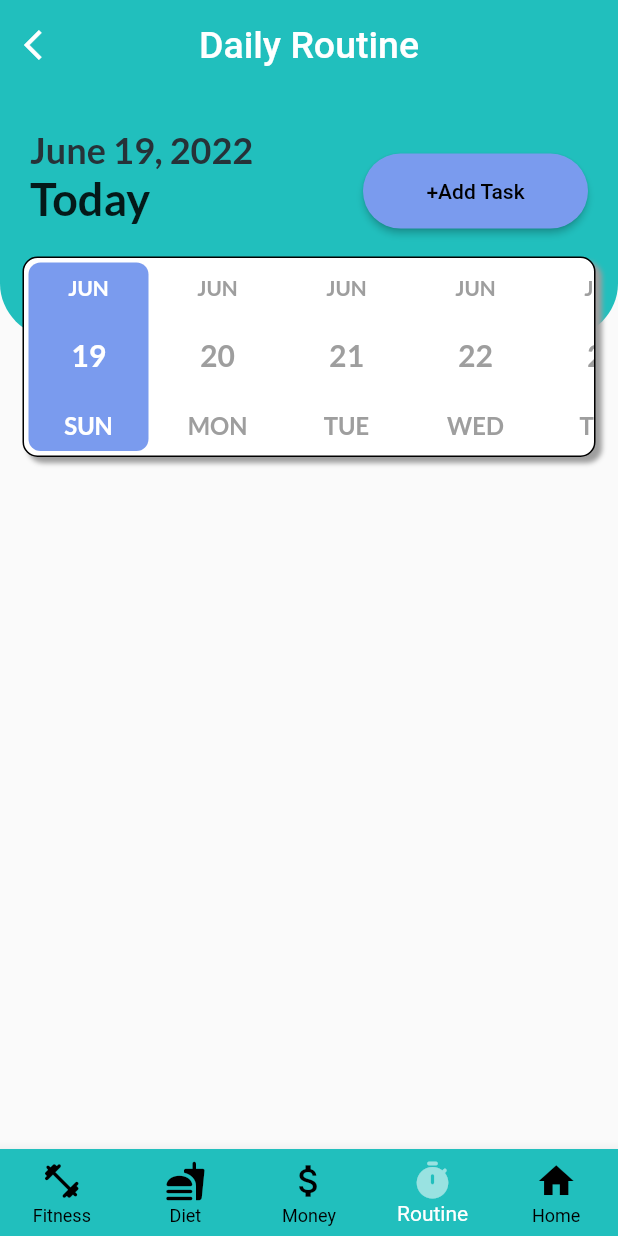
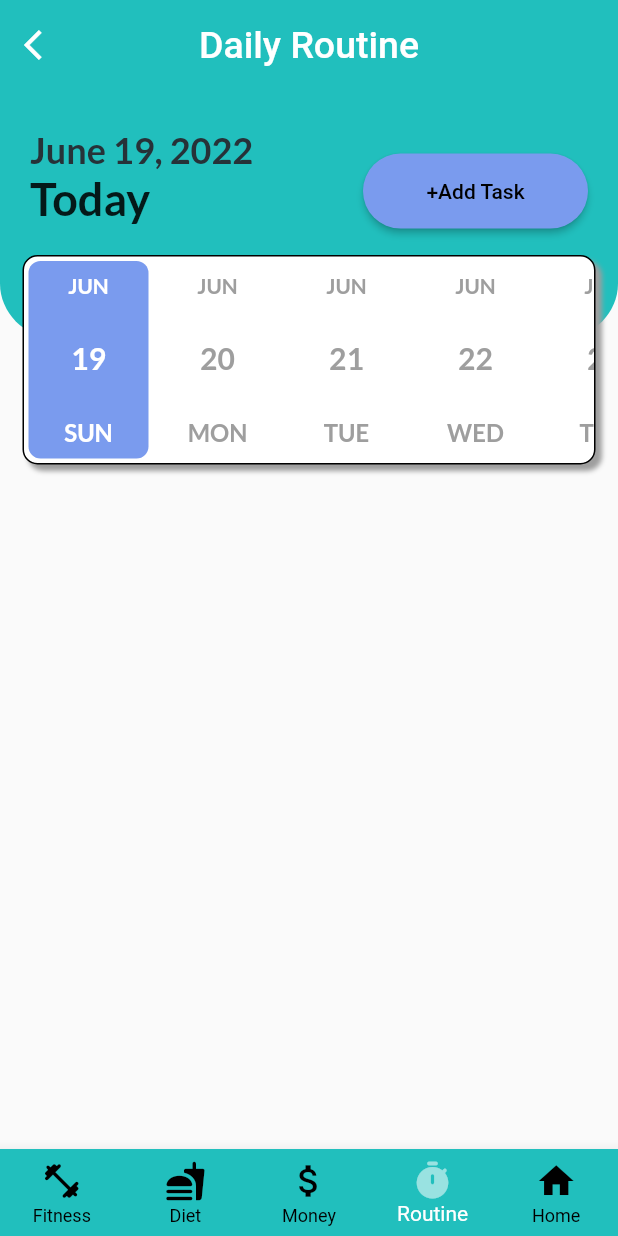
Before and after one commit to mohitKhairnar/One-Track-Final, a Flutter app: the RoutinePage screen opened directly, on a phone screen of 412 x 824 dp. Run offline on Flutter 3.47's test engine with Material 2 defaults, Android fonts, the phone set to English and light mode, and no system bars; drawn by our look-alikes of date_picker_timeline; our stand-ins replace cloud_firestore, firebase_auth, firebase_core, flutter_local_notifications, fluttertoast, google_fonts and 2 more; missing offline and left inert: email_auth, flutter_ringtone_player, icon_decoration; accounts and stored records are empty.

Commit message:
Routine firebase complete

```diff
--- /dev/null
+++ b/lib/Screens/Routine_pages/notification_api.dart
@@ -0,0 +1,42 @@
+import 'package:flutter_local_notifications/flutter_local_notifications.dart';
+import 'package:rxdart/rxdart.dart';
+
+class NotificationApi{
+  static final _notifications = FlutterLocalNotificationsPlugin();
+  static final onNotifications = BehaviorSubject<String?>();
+  static Future _notificationDetails() async{
+    return NotificationDetails(
+      android: AndroidNotificationDetails(
+        'your channel id',
+        'your channel name',
+          'your channel description',
+          importance: Importance.max,
+      ),
+      iOS: IOSNotificationDetails(),
+    );
+  }
+  static Future init({bool initScheduled = false})async{
+    final settings = InitializationSettings(
+        android: AndroidInitializationSettings("OneTrack"),
+    iOS: IOSInitializationSettings());
+    await _notifications.initialize(
+      settings,
+      onSelectNotification: ((payload) async{
+        onNotifications.add(payload);
+      })
+    );
+  }
+  static Future showNotification({
+  int id = 0,
+  String? title,
+  String? body,
+  String? payload,
+})async=>
+      _notifications.show(
+        id,
+        title,
+        body,
+        await _notificationDetails(),
+        payload: payload,
+      );
+}
--- a/lib/Screens/routine.dart
+++ b/lib/Screens/routine.dart
@@ -16,8 +16,10 @@ import 'Routine_pages/add_task_bar.dart';
 import 'Routine_pages/list_item.dart';
 import 'Routine_pages/list_item_widget.dart';
 import 'Routine_pages/list_items.dart';
+import 'Routine_pages/notification_api.dart';
 import 'fitnessPage.dart';
 import 'moneyPage.dart';
+import 'package:intl/intl.dart';
 
 TextStyle get subHeadingStyle{
   return GoogleFonts.lato(
@@ -47,6 +49,7 @@ class RoutinePage extends StatefulWidget {
 }
 
 class _RoutinePageState extends State<RoutinePage> {
+
   final Stream<QuerySnapshot> tasksStream  = FirebaseFirestore.instance.collection('tasks').snapshots();
   final List<ListItem> items = List.from(listItems);
   final listKey = GlobalKey<AnimatedListState>();
@@ -60,18 +63,34 @@ class _RoutinePageState extends State<RoutinePage> {
   String undoNote = "";
   String undoStartTime = "";
   String undoEndTime = "";
+  String dbdate = "";
+  int dbcheckIconColor = 0;
+  String ffilter = "";
+  String repeat = "";
+  bool enableInfo = true;
   Color _iconColor = Colors.white;
   @override
   void initState() {
     super.initState();
+    NotificationApi.init();
+    listenNotifications();
   }
+  void listenNotifications()=>
+    NotificationApi.onNotifications.stream.listen(onClickedNotification);
+  void onClickedNotification(String? payload)=>
+    Navigator.of(context).push(MaterialPageRoute(
+      builder: (context)=> AddTaskPage(),
+    ));
   CollectionReference tasks  = FirebaseFirestore.instance.collection('tasks');
   Future<void>deleteTask(id){
-
-    return tasks.doc(id).delete().then((value)=>print('User deleted')).catchError((error)=>print('Faield to delete user: $error'));;
+      enableInfo = true;
+    return tasks.doc(id).delete().then((value)=>print('User deleted')).catchError((error)=>print('Faield to delete user: $error'));
   }
   Future<void>undoTask(id)async {
-    return tasks.add({'title':undoTitle,'note':undoNote,'startTime':undoStartTime,'endTime':undoEndTime,'selectedColor':undoColor})
+    setState(() {
+      enableInfo = false;
+    });
+    return tasks.add({'title':undoTitle,'note':undoNote,'startTime':undoStartTime,'endTime':undoEndTime,'selectedColor':undoColor,'checkIconColor':dbcheckIconColor,'date':dbdate,'enable':enableInfo,'repeat':repeat})
         .then((value) => print("task added")).catchError((error)=>print('Failed to add task'));
   }
   Future<void>changeColor(int colorValue)async {
@@ -180,6 +199,14 @@ class _RoutinePageState extends State<RoutinePage> {
                                       MaterialPageRoute(builder: (
                                           context) => const AddTaskPage()),);
                                    },
+                                  onLongPress: () =>{
+                                    NotificationApi.showNotification(
+                                      title: "Mohit",
+                                      body: "Adwait",
+                                      payload: "Ayush"
+                                    ),
+
+                                  },
                                 ),
                               ),
                             ],
@@ -188,8 +215,8 @@ class _RoutinePageState extends State<RoutinePage> {
 
                       ),
                       Positioned(
-                        top: 111,
-                        bottom: 30,
+                        top: 110,
+                        bottom:25,
                         left: 0,
                         right: 0,
 
@@ -243,7 +270,11 @@ class _RoutinePageState extends State<RoutinePage> {
                                 ),
                               ),
                               onDateChange: (date) {
+                                setState(() {
                                   _selectedDate = date;
+                                  ffilter = DateFormat('yyyy-MM-dd').format(_selectedDate).toString();
+                                  print(ffilter);
+                                });
                               },
                             ),
                           ),
@@ -251,13 +282,17 @@ class _RoutinePageState extends State<RoutinePage> {
                         ),
                       ),
                     ],
-
                   ),
 
                 ),
+                SizedBox(
+                  height: 0,
+                ),
                 for(var i = 0;i<storedocs.length;i++)...[
+                  if(DateFormat('yyyy-MM-dd').format(_selectedDate).toString()==storedocs[i]['date'] || storedocs[i]['repeat']=='Daily')
                     Container(
                       child: Container(
+                        margin: EdgeInsets.all(4),
                         padding: EdgeInsets.all(10),
                         height: 170.0,
                         width: 350.0,
@@ -291,7 +326,13 @@ class _RoutinePageState extends State<RoutinePage> {
                                       fontWeight: FontWeight.bold,
                                       color: Colors.white,
                                     ),),
-
+                                  // Text(
+                                  //   storedocs[i]['date'],
+                                  //   style: TextStyle(
+                                  //     color: Colors.white,
+                                  //     fontSize: 20,
+                                  //   ),
+                                  // ),
                                   SizedBox(
                                     height: 10,
                                   ),
@@ -311,6 +352,25 @@ class _RoutinePageState extends State<RoutinePage> {
                                   SizedBox(
                                     height: 10,
                                   ),
+                                  Row(
+                                    children: [
+                                      Icon(
+                                        Icons.date_range,
+                                        color: Colors.white,
+                                      ),
+                                      SizedBox(
+                                        width: 10,
+                                      ),
+                                      Text(
+                                        storedocs[i]['date'],
+                                        style: TextStyle(
+                                          color: Colors.white,
+                                          fontSize: 15,
+                                        ),
+                                      ),
+                                    ],
+                                  ),
+
                                   Row(
                                     children: [
                                       Icon(
@@ -353,10 +413,11 @@ class _RoutinePageState extends State<RoutinePage> {
 
                                     onPressed: (){
                                       if(storedocs[i]['checkIconColor']==0){
+                                        dbcheckIconColor = 1;
                                         setState(() {
                                           tasks.doc(storedocs[i]['id'])
                                               .update({
-                                          "checkIconColor":"1"
+                                            "checkIconColor":1,
                                           }).then((result){
                                             print("new USer true");
                                           }).catchError((onError){
@@ -364,21 +425,21 @@ class _RoutinePageState extends State<RoutinePage> {
                                           });
                                         });
                                         ScaffoldMessenger.of(context).showSnackBar(SnackBar(
+                                            duration: const Duration(seconds: 1),
                                             content: Text("Congrats you have completed your task...")));
                                       }
-                                    else{
+                                      if(storedocs[i]['checkIconColor']==1){
+                                        dbcheckIconColor = 0;
                                         setState(() {
                                           tasks.doc(storedocs[i]['id'])
                                               .update({
-                                          "checkIconColor":"0"
+                                            "checkIconColor":0
                                           }).then((result){
                                             print("new USer true");
                                           }).catchError((onError){
                                             print("onError");
                                           });
                                         });
-                                      ScaffoldMessenger.of(context).showSnackBar(SnackBar(
-                                          content: Text("Congrats you have completed your task...")));
                                       }
                                     },
                                   ),
@@ -396,8 +457,11 @@ class _RoutinePageState extends State<RoutinePage> {
                                       undoStartTime = storedocs[i]['startTime'],
                                       undoEndTime = storedocs[i]['endTime'],
                                       undoColor = storedocs[i]['selectedColor'],
+                                      dbdate = storedocs[i]['date'],
+                                      enableInfo = storedocs[i]['enable'],
                                       deleteTask(storedocs[i]['id']),
                                       ScaffoldMessenger.of(context).showSnackBar(SnackBar(
+                                          duration: const Duration(seconds: 2),
                                           content: Container(
                                             height: 100,
                                             child: Column(
@@ -419,7 +483,11 @@ class _RoutinePageState extends State<RoutinePage> {
                                                           color: Colors.white,
                                                           size: 20,
                                                         ),
-                                                      onPressed: ()=>{undoTask(storedocs[i]['id'])}),
+                                                        onPressed: ()=>{
+                                                          if(enableInfo==true){
+                                                            undoTask(storedocs[i]['id'])
+                                                          }
+                                                        }),
                                                   ],
                                                 )
 
@@ -438,9 +506,7 @@ class _RoutinePageState extends State<RoutinePage> {
                       ),
 
                     ),
-                  SizedBox(
-                    height: 10.0,
-                  )
+
                 ],
               ]),
 
@@ -546,4 +612,5 @@ class _RoutinePageState extends State<RoutinePage> {
         ),
         duration: Duration(milliseconds: 600));
   }
+
 }
--- a/pubspec.yaml
+++ b/pubspec.yaml
@@ -26,6 +26,7 @@ dependencies:
   scoped_model: ^1.0.1
   get:
   intl:
+
   google_fonts:
   date_picker_timeline:
 
@@ -43,6 +44,8 @@ dependencies:
   email_auth: ^1.0.0
   cloud_firestore: "^2.4.0"
   icon_decoration: any
+  flutter_local_notifications: ^8.2.0
+  rxdart: ^0.27.1
 
 #  google_fonts: ^2.3.1
 
```
Also changed, not shown: lib/Screens/Routine_pages/add_task_bar.dart (+23 -11 lines), pubspec.lock, 1 other file. Lines whose indentation alone changed are shown as unchanged.
